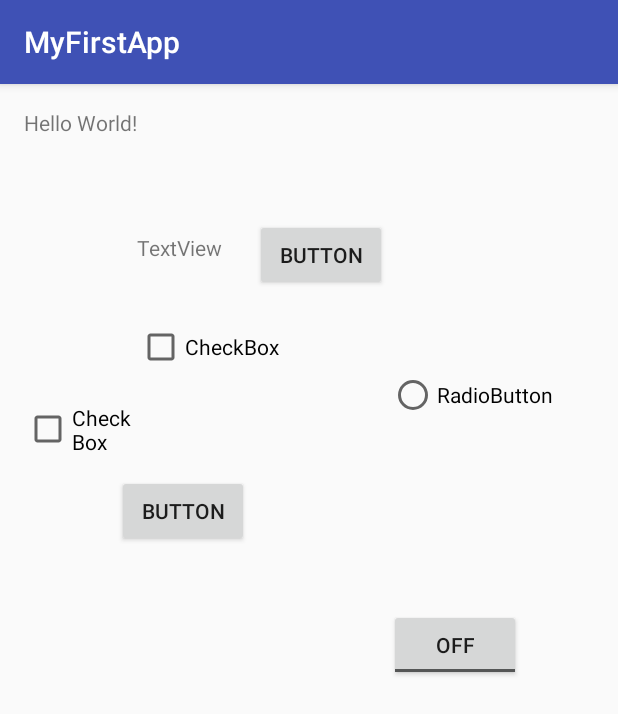
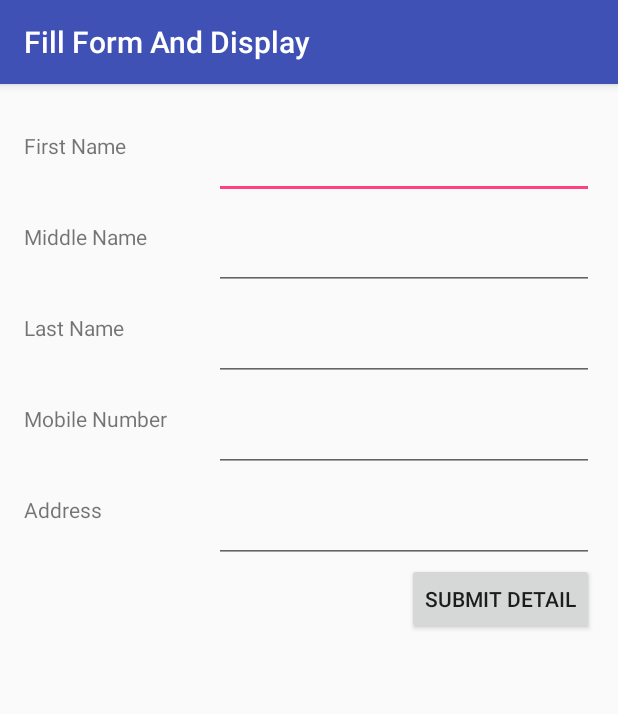
Before and after one commit to mohitlivetech2016/MyFirstApp, an Android app: the screen it shows after launch (MainActivity), on a phone screen of 412 x 824 dp. Shown: the top 714 px of the screen. Run offline under Robolectric (Android 15) with nearby library versions, the phone set to English and light mode, and no system bars.

Commit message:
10/26/2016  --> 11:37

```diff
--- a/app/src/main/res/layout/activity_main.xml
+++ b/app/src/main/res/layout/activity_main.xml
@@ -1,5 +1,5 @@
 <?xml version="1.0" encoding="utf-8"?>
-<RelativeLayout xmlns:android="http://schemas.android.com/apk/res/android"
+<LinearLayout xmlns:android="http://schemas.android.com/apk/res/android"
     xmlns:tools="http://schemas.android.com/tools"
     android:id="@+id/activity_main"
     android:layout_width="match_parent"
@@ -8,86 +8,126 @@
     android:paddingLeft="@dimen/activity_horizontal_margin"
     android:paddingRight="@dimen/activity_horizontal_margin"
     android:paddingTop="@dimen/activity_vertical_margin"
-    tools:context="com.example.android.myfirstapp.MainActivity">
+    tools:context="com.example.android.myfirstapp.MainActivity"
+    android:orientation="vertical"
+    >
 
-    <TextView
-        android:layout_width="wrap_content"
-        android:layout_height="wrap_content"
-        android:text="Hello World!"
-        android:id="@+id/textView" />
 
-    <CheckBox
-        android:text="CheckBox"
-        android:layout_width="wrap_content"
-        android:layout_height="wrap_content"
-        android:layout_below="@+id/textView"
-        android:layout_toRightOf="@+id/textView"
-        android:layout_toEndOf="@+id/textView"
-        android:layout_marginTop="124dp"
-        android:id="@+id/checkBox" />
+    <LinearLayout
+        android:layout_marginTop="15sp"
+        android:layout_width="match_parent"
+        android:layout_height="wrap_content">
+        <TextView
+            android:text="@string/F_name"
+            android:layout_width="match_parent"
+            android:layout_height="match_parent"
+            android:layout_weight="2"
+            />
+
+        <EditText
+            android:id="@+id/f_name"
+            android:layout_width="match_parent"
+            android:layout_height="match_parent"
+            android:layout_weight="1"
+            />
+
+
+    </LinearLayout>
+
+    <LinearLayout
+        android:layout_marginTop="15sp"
+        android:layout_width="match_parent"
+        android:layout_height="wrap_content">
+        <TextView
+            android:text="@string/M_name"
+            android:layout_width="match_parent"
+            android:layout_height="match_parent"
+            android:layout_weight="2"
+            />
+
+        <EditText
+            android:id="@+id/m_name"
+            android:layout_width="match_parent"
+            android:layout_height="match_parent"
+            android:layout_weight="1"
+            />
+
+
+    </LinearLayout>
+    <LinearLayout
+        android:layout_marginTop="15sp"
+        android:layout_width="match_parent"
+        android:layout_height="wrap_content">
+        <TextView
+            android:text="@string/L_name"
+            android:layout_width="match_parent"
+            android:layout_height="match_parent"
+            android:layout_weight="2"
+            />
+
+        <EditText
+            android:id="@+id/l_name"
+            android:layout_width="match_parent"
+            android:layout_height="match_parent"
+            android:layout_weight="1"
+            />
+
+
+    </LinearLayout>
+
+    <LinearLayout
+        android:layout_marginTop="15sp"
+        android:layout_width="match_parent"
+        android:layout_height="wrap_content">
+        <TextView
+            android:text="@string/M_no"
+            android:layout_width="match_parent"
+            android:layout_height="match_parent"
+            android:layout_weight="2"
+            />
+
+        <EditText
+            android:id="@+id/m_no"
+            android:layout_width="match_parent"
+            android:layout_height="match_parent"
+            android:layout_weight="1"
+            />
+
+
+    </LinearLayout>
+
+    <LinearLayout
+        android:layout_marginTop="15sp"
+        android:layout_width="match_parent"
+        android:layout_height="wrap_content">
+        <TextView
+            android:text="@string/Address"
+            android:layout_width="match_parent"
+            android:layout_height="match_parent"
+            android:layout_weight="2"
+            />
+
+        <EditText
+            android:id="@+id/Address"
+            android:layout_width="match_parent"
+            android:layout_height="match_parent"
+            android:layout_weight="1"
+            />
+
+
+    </LinearLayout>
+
+
+
 
     <Button
-        android:text="Button"
+
+        android:layout_gravity="right"
+        android:text="@string/submit"
         android:layout_width="wrap_content"
-        android:layout_height="wrap_content"
-        android:layout_below="@+id/checkBox"
-        android:layout_alignRight="@+id/checkBox"
-        android:layout_alignEnd="@+id/checkBox"
-        android:layout_marginRight="20dp"
-        android:layout_marginEnd="20dp"
-        android:layout_marginTop="69dp"
-        android:id="@+id/button" />
+        android:layout_height="wrap_content" />
 
-    <TextView
-        android:text="TextView"
-        android:layout_width="wrap_content"
-        android:layout_height="wrap_content"
-        android:layout_below="@+id/textView"
-        android:layout_alignLeft="@+id/checkBox"
-        android:layout_alignStart="@+id/checkBox"
-        android:layout_marginTop="64dp"
-        android:id="@+id/textView2" />
 
-    <RadioButton
-        android:text="RadioButton"
-        android:layout_width="wrap_content"
-        android:layout_height="wrap_content"
-        android:layout_below="@+id/checkBox"
-        android:layout_alignParentRight="true"
-        android:layout_alignParentEnd="true"
-        android:layout_marginRight="27dp"
-        android:layout_marginEnd="27dp"
-        android:id="@+id/radioButton" />
 
-    <CheckBox
-        android:text="CheckBox"
-        android:layout_width="wrap_content"
-        android:layout_height="wrap_content"
-        android:layout_below="@+id/checkBox"
-        android:layout_toLeftOf="@+id/checkBox"
-        android:layout_toStartOf="@+id/checkBox"
-        android:layout_marginTop="21dp"
-        android:id="@+id/checkBox2" />
 
-    <Button
-        android:text="Button"
-        android:layout_width="wrap_content"
-        android:layout_height="wrap_content"
-        android:layout_above="@+id/radioButton"
-        android:layout_toRightOf="@+id/textView2"
-        android:layout_toEndOf="@+id/textView2"
-        android:layout_marginLeft="22dp"
-        android:layout_marginStart="22dp"
-        android:layout_marginBottom="53dp"
-        android:id="@+id/button2" />
-
-    <ToggleButton
-        android:text="ToggleButton"
-        android:layout_width="wrap_content"
-        android:layout_height="wrap_content"
-        android:layout_below="@+id/button"
-        android:layout_alignLeft="@+id/radioButton"
-        android:layout_alignStart="@+id/radioButton"
-        android:layout_marginTop="41dp"
-        android:id="@+id/toggleButton" />
-</RelativeLayout>
+</LinearLayout>
--- a/app/src/main/res/values/strings.xml
+++ b/app/src/main/res/values/strings.xml
@@ -1,3 +1,11 @@
 <resources>
-    <string name="app_name">MyFirstApp</string>
+    <string name="app_name">Fill Form And Display</string>
+    <string name="F_name">First Name</string>
+    <string name="M_name">Middle Name</string>
+    <string name="L_name">Last Name</string>
+    <string name="M_no">Mobile Number</string>
+    <string name="Address">Address</string>
+
+    <string name="submit">Submit Detail</string>
+
 </resources>
```
